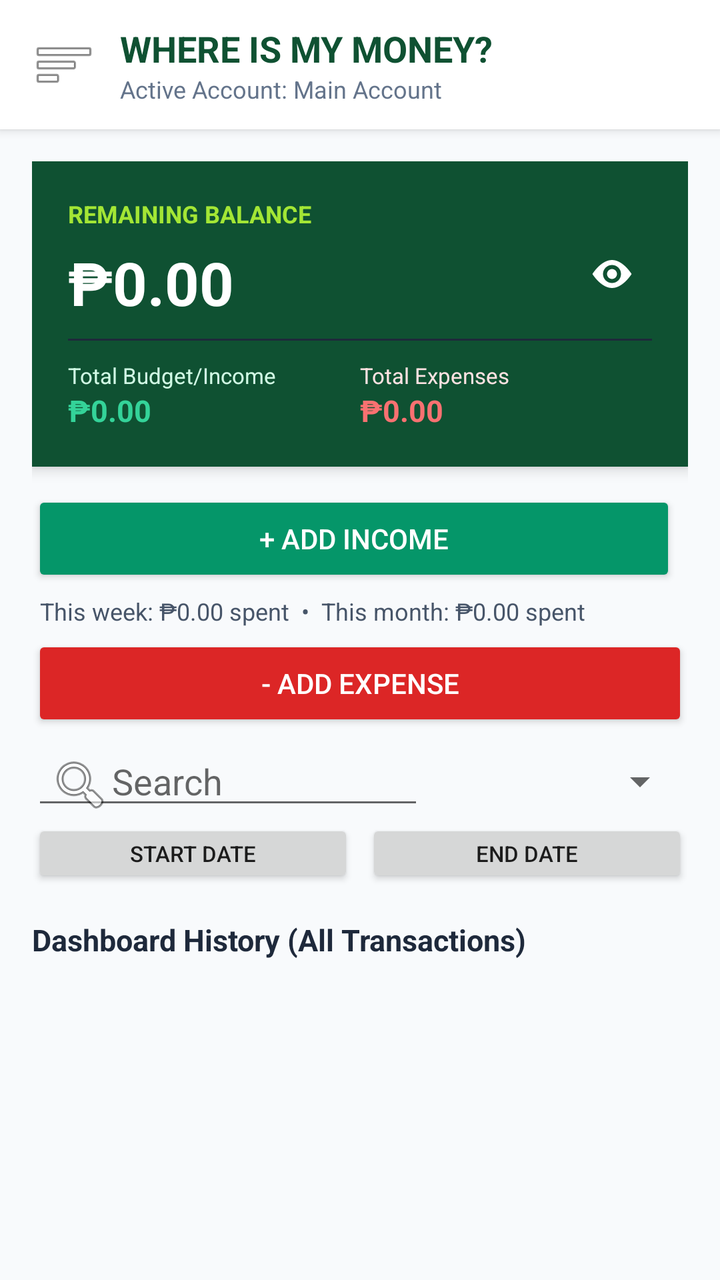
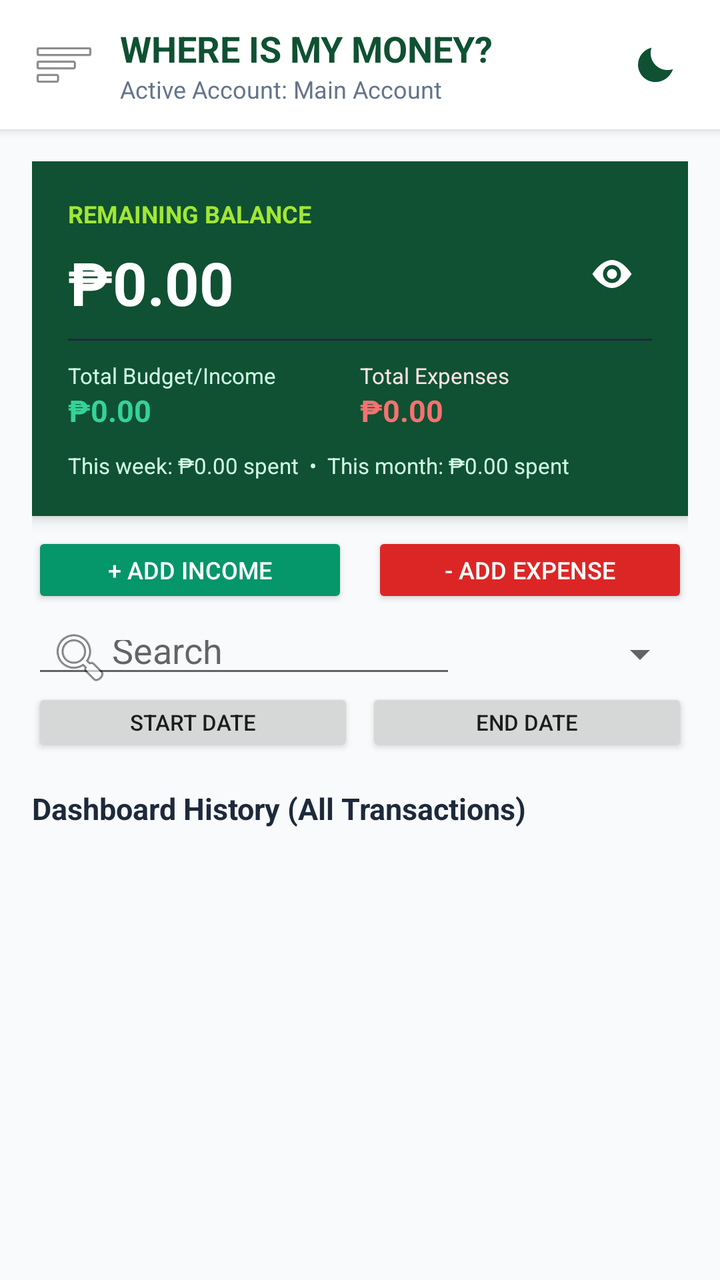

Screens rendered from an Android XML layout before and after an edit, with the pre-edit source and the edit as a unified diff.
<!-- AndroidManifest.xml: application theme AppTheme -->
<!-- res/layout/activity_main.xml -->
<?xml version="1.0" encoding="utf-8"?>
<androidx.drawerlayout.widget.DrawerLayout xmlns:android="http://schemas.android.com/apk/res/android"
    xmlns:app="http://schemas.android.com/apk/res-auto"
    android:id="@+id/drawerLayout"
    android:layout_width="match_parent"
    android:layout_height="match_parent">

    
    <LinearLayout
        android:layout_width="match_parent"
        android:layout_height="match_parent"
        android:orientation="vertical"
        android:background="#F8FAFC">

        
        <LinearLayout
            android:layout_width="match_parent"
            android:layout_height="wrap_content"
            android:orientation="horizontal"
            android:gravity="center_vertical"
            android:padding="12dp"
            android:background="#FFFFFF"
            android:elevation="3dp">

            <ImageButton
                android:id="@+id/btnShowNav"
                android:layout_width="40dp"
                android:layout_height="40dp"
                android:src="@android:drawable/ic_menu_sort_by_size"
                android:background="?attr/selectableItemBackgroundBorderless"
                android:contentDescription="Show Nav" />

            <LinearLayout
                android:layout_width="0dp"
                android:layout_height="wrap_content"
                android:layout_weight="1"
                android:orientation="vertical"
                android:layout_marginStart="8dp">

                <TextView
                    android:layout_width="wrap_content"
                    android:layout_height="wrap_content"
                    android:text="WHERE IS MY MONEY?"
                    android:textColor="#0F5132"
                    android:textSize="18sp"
                    android:textStyle="bold" />

                <TextView
                    android:id="@+id/tvActiveUserName"
                    android:layout_width="wrap_content"
                    android:layout_height="wrap_content"
                    android:text="Active Account: Main Account"
                    android:textColor="#64748B"
                    android:textSize="12sp" />
            </LinearLayout>

            <ImageButton
                android:id="@+id/btnToggleDarkMode"
                android:layout_width="40dp"
                android:layout_height="40dp"
                android:src="@drawable/ic_moon"
                android:background="?attr/selectableItemBackgroundBorderless"
                android:contentDescription="Switch to dark mode" />
        </LinearLayout>

        
        <FrameLayout
            android:layout_width="match_parent"
            android:layout_height="match_parent"
            android:padding="16dp">

            
            <LinearLayout
                android:id="@+id/viewDashboard"
                android:layout_width="match_parent"
                android:layout_height="match_parent"
                android:orientation="vertical">

                <LinearLayout
                    android:layout_width="match_parent"
                    android:layout_height="wrap_content"
                    android:orientation="vertical"
                    android:background="#0F5132"
                    android:padding="18dp"
                    android:elevation="4dp">

                    <TextView
                        android:layout_width="wrap_content"
                        android:layout_height="wrap_content"
                        android:text="REMAINING BALANCE"
                        android:textColor="#A3E635"
                        android:textStyle="bold"
                        android:textSize="12sp" />

                    <LinearLayout
                        android:layout_width="match_parent"
                        android:layout_height="wrap_content"
                        android:orientation="horizontal"
                        android:gravity="center_vertical">

                        <TextView
                            android:id="@+id/tvRemainingBalance"
                            android:layout_width="0dp"
                            android:layout_height="wrap_content"
                            android:layout_weight="1"
                            android:text="₱0.00"
                            android:textColor="#FFFFFF"
                            android:textSize="30sp"
                            android:textStyle="bold"
                            android:layout_marginTop="4dp" />

                        <ImageButton
                            android:id="@+id/btnToggleAmounts"
                            android:layout_width="40dp"
                            android:layout_height="40dp"
                            android:src="@drawable/ic_eye_open"
                            android:background="?attr/selectableItemBackgroundBorderless"
                            android:tint="#FFFFFF"
                            android:contentDescription="Hide amounts" />
                    </LinearLayout>

                    <View
                        android:layout_width="match_parent"
                        android:layout_height="1dp"
                        android:background="#1E293B"
                        android:layout_marginVertical="10dp" />

                    <LinearLayout
                        android:layout_width="match_parent"
                        android:layout_height="wrap_content"
                        android:orientation="horizontal">

                        <LinearLayout
                            android:layout_width="0dp"
                            android:layout_height="wrap_content"
                            android:layout_weight="1"
                            android:orientation="vertical">

                            <TextView
                                android:layout_width="wrap_content"
                                android:layout_height="wrap_content"
                                android:text="Total Budget/Income"
                                android:textColor="#D1FAE5"
                                android:textSize="11sp" />

                            <TextView
                                android:id="@+id/tvTotalIncome"
                                android:layout_width="wrap_content"
                                android:layout_height="wrap_content"
                                android:text="₱0.00"
                                android:textColor="#34D399"
                                android:textSize="15sp"
                                android:textStyle="bold" />
                        </LinearLayout>

                        <LinearLayout
                            android:layout_width="0dp"
                            android:layout_height="wrap_content"
                            android:layout_weight="1"
                            android:orientation="vertical">

                            <TextView
                                android:layout_width="wrap_content"
                                android:layout_height="wrap_content"
                                android:text="Total Expenses"
                                android:textColor="#FEE2E2"
                                android:textSize="11sp" />

                            <TextView
                                android:id="@+id/tvTotalExpenses"
                                android:layout_width="wrap_content"
                                android:layout_height="wrap_content"
                                android:text="₱0.00"
                                android:textColor="#F87171"
                                android:textSize="15sp"
                                android:textStyle="bold" />
                        </LinearLayout>
                    </LinearLayout>
                </LinearLayout>

                <LinearLayout
                    android:layout_width="match_parent"
                    android:layout_height="wrap_content"
                    android:orientation="horizontal"
                    android:layout_marginTop="12dp">

                    <Button
                        android:id="@+id/btnDashAddIncome"
                        android:layout_width="0dp"
                        android:layout_height="wrap_content"
                        android:layout_weight="1"
                        android:text="+ Add Income"
                        android:backgroundTint="#059669"
                        android:textColor="#FFFFFF"
                        android:layout_marginEnd="6dp" />

                </LinearLayout>

                <TextView
                    android:id="@+id/tvReportSummary"
                    android:layout_width="match_parent"
                    android:layout_height="wrap_content"
                    android:text="This week: ₱0.00 spent  •  This month: ₱0.00 spent"
                    android:textColor="#475569"
                    android:textSize="12sp"
                    android:padding="4dp" />

                <Button
                    android:id="@+id/btnDashAddExpense"
                    android:layout_width="match_parent"
                    android:layout_height="wrap_content"
                    android:text="- Add Expense"
                    android:backgroundTint="#DC2626"
                    android:textColor="#FFFFFF" />

                <LinearLayout
                    android:layout_width="match_parent"
                    android:layout_height="wrap_content"
                    android:orientation="horizontal"
                    android:gravity="center_vertical"
                    android:layout_marginTop="6dp">
                    <EditText
                        android:id="@+id/etTransactionSearch"
                        android:layout_width="0dp"
                        android:layout_height="38dp"
                        android:layout_weight="1"
                        android:hint="Search"
                        android:inputType="text"
                        android:singleLine="true"
                        android:drawableStart="@android:drawable/ic_menu_search"
                        android:paddingStart="8dp"
                        android:paddingEnd="8dp" />
                    <Spinner
                        android:id="@+id/spinnerSort"
                        android:layout_width="126dp"
                        android:layout_height="38dp"
                        android:layout_marginStart="6dp" />
                </LinearLayout>

                <LinearLayout
                    android:layout_width="match_parent"
                    android:layout_height="wrap_content"
                    android:orientation="horizontal">
                    <Button
                        android:id="@+id/btnStartDate"
                        android:layout_width="0dp"
                        android:layout_height="34dp"
                        android:layout_weight="1"
                        android:text="Start date"
                        android:textSize="11sp"
                        android:minHeight="0dp"
                        android:padding="0dp" />
                    <Button
                        android:id="@+id/btnEndDate"
                        android:layout_width="0dp"
                        android:layout_height="34dp"
                        android:layout_weight="1"
                        android:text="End date"
                        android:textSize="11sp"
                        android:minHeight="0dp"
                        android:padding="0dp"
                        android:layout_marginStart="6dp" />
                </LinearLayout>

                <TextView
                    android:layout_width="wrap_content"
                    android:layout_height="wrap_content"
                    android:text="Dashboard History (All Transactions)"
                    android:textSize="15sp"
                    android:textStyle="bold"
                    android:textColor="#1E293B"
                    android:layout_marginTop="16dp" />

                <ListView
                    android:id="@+id/listViewDashboardHistory"
                    android:layout_width="match_parent"
                    android:layout_height="match_parent"
                    android:layout_marginTop="8dp"
                    android:divider="@null"
                    android:dividerHeight="8dp" />
            </LinearLayout>

            
            <LinearLayout
                android:id="@+id/viewUser"
                android:layout_width="match_parent"
                android:layout_height="match_parent"
                android:orientation="vertical"
                android:visibility="gone">

                <TextView
                    android:layout_width="wrap_content"
                    android:layout_height="wrap_content"
                    android:text="User Management"
                    android:textSize="20sp"
                    android:textStyle="bold"
                    android:textColor="#0F5132"
                    android:layout_marginBottom="16dp" />

                <TextView
                    android:layout_width="wrap_content"
                    android:layout_height="wrap_content"
                    android:text="Switch Active User:"
                    android:textSize="14sp"
                    android:textStyle="bold"
                    android:textColor="#475569" />

                <Spinner
                    android:id="@+id/spinnerUsersTab"
                    android:layout_width="match_parent"
                    android:layout_height="48dp"
                    android:layout_marginTop="6dp"
                    android:layout_marginBottom="24dp"
                    android:background="@android:drawable/btn_dropdown" />

                <View
                    android:layout_width="match_parent"
                    android:layout_height="1dp"
                    android:background="#E2E8F0"
                    android:layout_marginBottom="24dp" />

                <TextView
                    android:layout_width="wrap_content"
                    android:layout_height="wrap_content"
                    android:text="Add New User Account:"
                    android:textSize="14sp"
                    android:textStyle="bold"
                    android:textColor="#475569" />

                <EditText
                    android:id="@+id/etNewUserName"
                    android:layout_width="match_parent"
                    android:layout_height="wrap_content"
                    android:hint="Enter User Name (e.g. Business, Juan)"
                    android:layout_marginTop="6dp"
                    android:inputType="textCapWords" />

                <Button
                    android:id="@+id/btnCreateUser"
                    android:layout_width="match_parent"
                    android:layout_height="wrap_content"
                    android:text="Create User"
                    android:backgroundTint="#0F5132"
                    android:textColor="#FFFFFF"
                    android:layout_marginTop="12dp" />

                
                <Button
                    android:id="@+id/btnRenameUser"
                    android:layout_width="match_parent"
                    android:layout_height="wrap_content"
                    android:text="Rename Active User"
                    android:backgroundTint="#334155"
                    android:textColor="#FFFFFF"
                    android:layout_marginTop="8dp" />

                
                <Button
                    android:id="@+id/btnBackToHome"
                    android:layout_width="match_parent"
                    android:layout_height="wrap_content"
                    android:text="Back to Dashboard"
                    android:backgroundTint="#64748B"
                    android:textColor="#FFFFFF"
                    android:layout_marginTop="8dp" />
            </LinearLayout>

            
            <LinearLayout
                android:id="@+id/viewChart"
                android:layout_width="match_parent"
                android:layout_height="match_parent"
                android:orientation="vertical"
                android:visibility="gone">

                <TextView
                    android:layout_width="wrap_content"
                    android:layout_height="wrap_content"
                    android:text="Expense Chart"
                    android:textSize="20sp"
                    android:textStyle="bold"
                    android:textColor="#0F5132"
                    android:layout_marginBottom="12dp" />

                <com.budgety.myapp.BarChartView
                    android:id="@+id/categoryBarChart"
                    android:layout_width="match_parent"
                    android:layout_height="260dp"
                    android:background="#FFFFFF"
                    android:contentDescription="Expense spending by category" />
            </LinearLayout>

            
            <LinearLayout
                android:id="@+id/viewDebt"
                android:layout_width="match_parent"
                android:layout_height="match_parent"
                android:orientation="vertical"
                android:visibility="gone">

                <TextView
                    android:layout_width="wrap_content"
                    android:layout_height="wrap_content"
                    android:text="Debt Tracker"
                    android:textSize="20sp"
                    android:textStyle="bold"
                    android:textColor="#0F5132"
                    android:layout_marginBottom="12dp" />

                <Button
                    android:id="@+id/btnOpenDebtTracker"
                    android:layout_width="match_parent"
                    android:layout_height="wrap_content"
                    android:text="Add or manage debts"
                    android:backgroundTint="#334155"
                    android:textColor="#FFFFFF" />
            </LinearLayout>

            
            <LinearLayout
                android:id="@+id/viewHistory"
                android:layout_width="match_parent"
                android:layout_height="match_parent"
                android:orientation="vertical"
                android:visibility="gone">

                <TextView
                    android:layout_width="wrap_content"
                    android:layout_height="wrap_content"
                    android:text="Full History Logs"
                    android:textSize="20sp"
                    android:textStyle="bold"
                    android:textColor="#0F5132"
                    android:layout_marginBottom="12dp" />

                <com.google.android.material.button.MaterialButtonToggleGroup
                    android:id="@+id/toggleHistoryFilter"
                    android:layout_width="match_parent"
                    android:layout_height="wrap_content"
                    app:singleSelection="true"
                    app:checkedButton="@id/btnFilterAll">

                    <Button
                        android:id="@+id/btnFilterAll"
                        style="?attr/materialButtonOutlinedStyle"
                        android:layout_width="0dp"
                        android:layout_height="wrap_content"
                        android:layout_weight="1"
                        android:text="All Logs" />

                    <Button
                        android:id="@+id/btnFilterIncome"
                        style="?attr/materialButtonOutlinedStyle"
                        android:layout_width="0dp"
                        android:layout_height="wrap_content"
                        android:layout_weight="1"
                        android:text="Incomes" />

                    <Button
                        android:id="@+id/btnFilterExpense"
                        style="?attr/materialButtonOutlinedStyle"
                        android:layout_width="0dp"
                        android:layout_height="wrap_content"
                        android:layout_weight="1"
                        android:text="Expenses" />
                </com.google.android.material.button.MaterialButtonToggleGroup>

                <ListView
                    android:id="@+id/listViewFullHistory"
                    android:layout_width="match_parent"
                    android:layout_height="match_parent"
                    android:layout_marginTop="12dp"
                    android:divider="@null"
                    android:dividerHeight="8dp" />
            </LinearLayout>

        </FrameLayout>
    </LinearLayout>

    
    <LinearLayout
        android:layout_width="280dp"
        android:layout_height="match_parent"
        android:layout_gravity="start"
        android:orientation="vertical"
        android:background="#FFFFFF"
        android:clickable="true"
        android:focusable="true">

        
        <LinearLayout
            android:layout_width="match_parent"
            android:layout_height="wrap_content"
            android:orientation="horizontal"
            android:gravity="center_vertical"
            android:padding="16dp"
            android:background="#0F5132">

            <TextView
                android:layout_width="0dp"
                android:layout_height="wrap_content"
                android:layout_weight="1"
                android:text="Navigation Menu"
                android:textColor="#FFFFFF"
                android:textSize="18sp"
                android:textStyle="bold" />

            <ImageButton
                android:id="@+id/btnHideNav"
                android:layout_width="36dp"
                android:layout_height="36dp"
                android:src="@android:drawable/ic_menu_close_clear_cancel"
                android:background="?attr/selectableItemBackgroundBorderless"
                android:contentDescription="Hide Nav" />
        </LinearLayout>

        
        <TextView
            android:id="@+id/btnNavDashboard"
            android:layout_width="match_parent"
            android:layout_height="wrap_content"
            android:text="📊  Dashboard"
            android:textSize="16sp"
            android:textColor="#1E293B"
            android:padding="18dp"
            android:background="?attr/selectableItemBackground" />

        <TextView
            android:id="@+id/btnNavChart"
            android:layout_width="match_parent"
            android:layout_height="wrap_content"
            android:text="📊  Expense Chart"
            android:textSize="16sp"
            android:textColor="#1E293B"
            android:padding="18dp"
            android:background="?attr/selectableItemBackground" />

        <TextView
            android:id="@+id/btnNavDebt"
            android:layout_width="match_parent"
            android:layout_height="wrap_content"
            android:text="💳  Debt Tracker"
            android:textSize="16sp"
            android:textColor="#1E293B"
            android:padding="18dp"
            android:background="?attr/selectableItemBackground" />

        <TextView
            android:id="@+id/btnNavUser"
            android:layout_width="match_parent"
            android:layout_height="wrap_content"
            android:text="👤  User Management"
            android:textSize="16sp"
            android:textColor="#1E293B"
            android:padding="18dp"
            android:background="?attr/selectableItemBackground" />

        <TextView
            android:id="@+id/btnNavHistory"
            android:layout_width="match_parent"
            android:layout_height="wrap_content"
            android:text="📜  History Logs"
            android:textSize="16sp"
            android:textColor="#1E293B"
            android:padding="18dp"
            android:background="?attr/selectableItemBackground" />

    </LinearLayout>

</androidx.drawerlayout.widget.DrawerLayout>
<!-- resources referenced by this layout -->
<resources>
  <!-- drawable ic_eye_open (drawable) -->
  <vector xmlns:android="http://schemas.android.com/apk/res/android"
      android:width="24dp"
      android:height="24dp"
      android:viewportWidth="24"
      android:viewportHeight="24">
      <path
          android:fillColor="#FFFFFFFF"
          android:pathData="M12,5C6.5,5 2.2,12 2.2,12S6.5,19 12,19S21.8,12 21.8,12S17.5,5 12,5M12,16.5A4.5,4.5 0,1 1,12 7.5A4.5,4.5 0,1 1,12 16.5M12,9.5A2.5,2.5 0,1 0,12 14.5A2.5,2.5 0,1 0,12 9.5" />
  </vector>
  <!-- drawable ic_moon (drawable) -->
  <vector xmlns:android="http://schemas.android.com/apk/res/android"
      android:width="24dp"
      android:height="24dp"
      android:viewportWidth="24"
      android:viewportHeight="24">
      <path
          android:fillColor="#FFFFFFFF"
          android:pathData="M20.5,14.2C19.7,14.5 18.8,14.7 17.8,14.7C13.1,14.7 9.3,10.9 9.3,6.2C9.3,5.2 9.5,4.3 9.8,3.5C5.9,4.4 3,7.9 3,12C3,16.8 6.9,20.7 11.7,20.7C15.8,20.7 19.3,17.9 20.5,14.2Z" />
  </vector>
  <style name="AppTheme" parent="Theme.AppCompat.DayNight.NoActionBar">
          
          <item name="colorPrimary">@color/colorPrimary</item>
          <item name="colorPrimaryDark">@color/colorPrimaryDark</item>
          <item name="colorAccent">@color/colorAccent</item>
          <item name="android:fontFamily">sans</item>
      </style>
  <color name="colorPrimary">#008577</color>
  <color name="colorPrimaryDark">#00574B</color>
  <color name="colorAccent">#D81B60</color>
</resources>

<!-- the commit's change to res/layout/activity_main.xml (unified diff, before → after) -->
@@ -60,6 +60,7 @@
                 android:layout_height="40dp"
                 android:src="@drawable/ic_moon"
                 android:background="?attr/selectableItemBackgroundBorderless"
+                android:tint="#0F5132"
                 android:contentDescription="Switch to dark mode" />
         </LinearLayout>
 
@@ -176,42 +177,49 @@
                                 android:textStyle="bold" />
                         </LinearLayout>
                     </LinearLayout>
+
+                    <TextView
+                        android:id="@+id/tvReportSummary"
+                        android:layout_width="match_parent"
+                        android:layout_height="wrap_content"
+                        android:text="This week: ₱0.00 spent  •  This month: ₱0.00 spent"
+                        android:textColor="#D1FAE5"
+                        android:textSize="11sp"
+                        android:paddingTop="10dp" />
                 </LinearLayout>
 
                 <LinearLayout
                     android:layout_width="match_parent"
                     android:layout_height="wrap_content"
                     android:orientation="horizontal"
-                    android:layout_marginTop="12dp">
+                    android:layout_marginTop="8dp">
 
                     <Button
                         android:id="@+id/btnDashAddIncome"
                         android:layout_width="0dp"
-                        android:layout_height="wrap_content"
+                        android:layout_height="38dp"
                         android:layout_weight="1"
                         android:text="+ Add Income"
+                        android:textSize="12sp"
                         android:backgroundTint="#059669"
                         android:textColor="#FFFFFF"
+                        android:minHeight="0dp"
+                        android:padding="0dp"
                         android:layout_marginEnd="6dp" />
 
+                    <Button
+                        android:id="@+id/btnDashAddExpense"
+                        android:layout_width="0dp"
+                        android:layout_height="38dp"
+                        android:layout_weight="1"
+                        android:text="- Add Expense"
+                        android:textSize="12sp"
+                        android:backgroundTint="#DC2626"
+                        android:textColor="#FFFFFF"
+                        android:minHeight="0dp"
+                        android:padding="0dp"
+                        android:layout_marginStart="6dp" />
                 </LinearLayout>
-
-                <TextView
-                    android:id="@+id/tvReportSummary"
-                    android:layout_width="match_parent"
-                    android:layout_height="wrap_content"
-                    android:text="This week: ₱0.00 spent  •  This month: ₱0.00 spent"
-                    android:textColor="#475569"
-                    android:textSize="12sp"
-                    android:padding="4dp" />
-
-                <Button
-                    android:id="@+id/btnDashAddExpense"
-                    android:layout_width="match_parent"
-                    android:layout_height="wrap_content"
-                    android:text="- Add Expense"
-                    android:backgroundTint="#DC2626"
-                    android:textColor="#FFFFFF" />
 
                 <LinearLayout
                     android:layout_width="match_parent"
@@ -222,7 +230,7 @@
                     <EditText
                         android:id="@+id/etTransactionSearch"
                         android:layout_width="0dp"
-                        android:layout_height="38dp"
+                        android:layout_height="34dp"
                         android:layout_weight="1"
                         android:hint="Search"
                         android:inputType="text"
@@ -232,9 +240,9 @@
                         android:paddingEnd="8dp" />
                     <Spinner
                         android:id="@+id/spinnerSort"
-                        android:layout_width="126dp"
-                        android:layout_height="38dp"
-                        android:layout_marginStart="6dp" />
+                        android:layout_width="112dp"
+                        android:layout_height="34dp"
+                        android:layout_marginStart="4dp" />
                 </LinearLayout>
 
                 <LinearLayout
